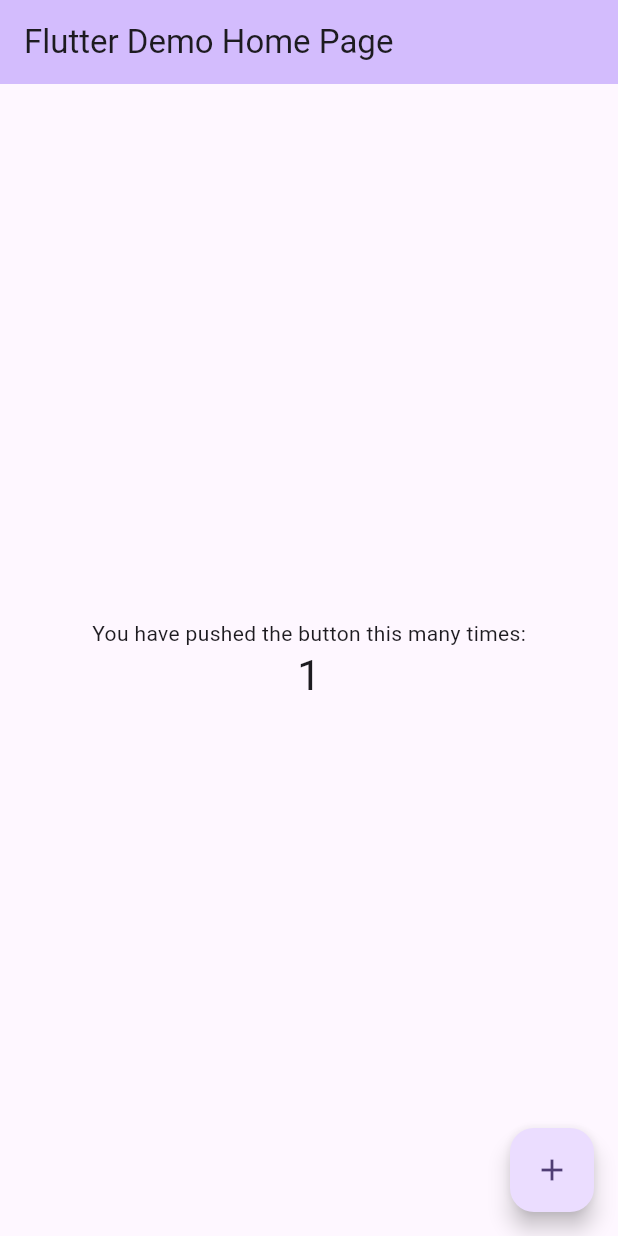
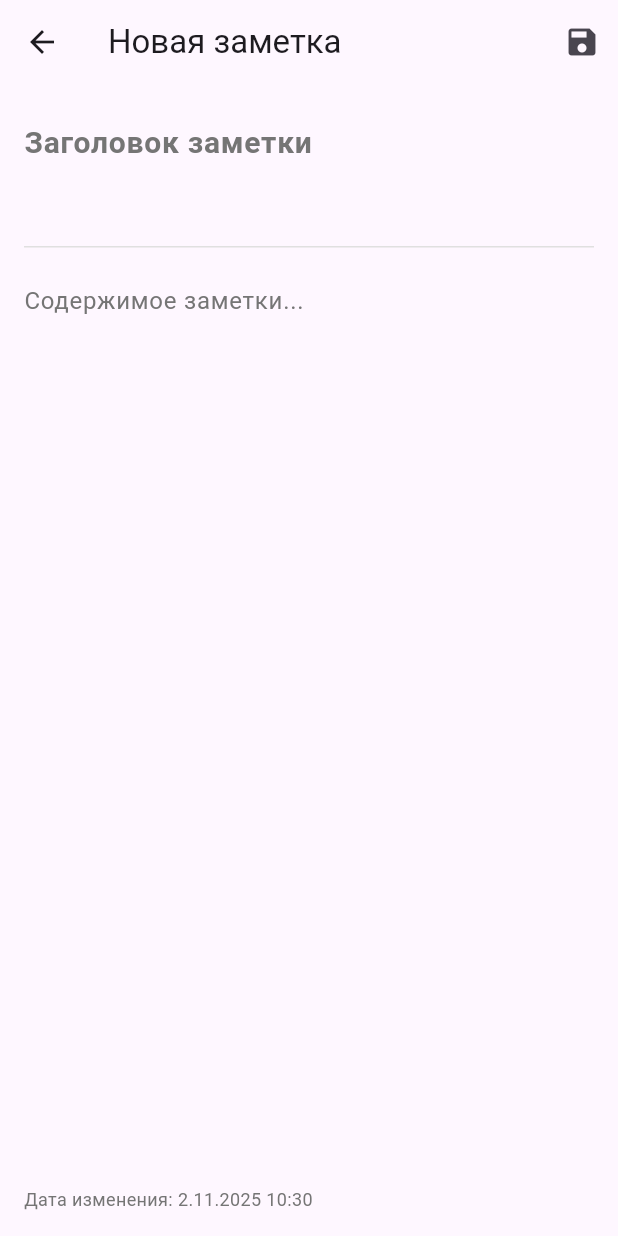
Before and after one commit to DmitriiNo/flutter-labs, a Flutter app: the screen it shows after launch, after a tap on the "add" icon, on a phone screen of 412 x 824 dp. Run offline on Flutter 3.47's test engine with Material 3 defaults, Android fonts, the phone set to English and light mode, and no system bars.

Commit message:
Добавлены экраны приложения

```diff
--- /dev/null
+++ b/my_app/lib/home_screen.dart
@@ -0,0 +1,159 @@
+import 'package:flutter/material.dart';
+import 'note_edit_screen.dart';
+
+class HomeScreen extends StatelessWidget {
+  const HomeScreen({super.key});
+
+  void _openNoteEditor(BuildContext context) {
+    Navigator.of(context).push(
+      MaterialPageRoute(
+        builder: (context) => NoteEditScreen(), // Новая заметка
+      ),
+    );
+  }
+
+  void _openNoteForEditing(BuildContext context, String title, String content) {
+    Navigator.of(context).push(
+      MaterialPageRoute(
+        builder: (context) => NoteEditScreen(
+          initialTitle: title,
+          initialContent: content,
+        ), // Редактирование существующей
+      ),
+    );
+  }
+
+  @override
+  Widget build(BuildContext context) {
+    return Scaffold(
+      appBar: AppBar(
+        title: Text('MyNotes'),
+        backgroundColor: Colors.blue,
+      ),
+      body: Column(
+        children: [
+          // Поисковая строка
+          Padding(
+            padding: EdgeInsets.all(16.0),
+            child: TextField(
+              decoration: InputDecoration(
+                hintText: 'Поиск',
+                prefixIcon: Icon(Icons.search),
+                border: OutlineInputBorder(
+                  borderRadius: BorderRadius.circular(10.0),
+                ),
+              ),
+            ),
+          ),
+
+          // Список заметок
+          Expanded(
+            child: ListView(
+              children: [
+                // Заметка 1
+                _buildNoteItem(
+                  context: context,
+                  title: 'Тренировки',
+                  preview: 'Понедельник: грудь...',
+                  date: '29.10.2025',
+                ),
+
+                // Заметка 2
+                _buildNoteItem(
+                  context: context,
+                  title: 'Список покупок',
+                  preview: 'Молоко, хлеб, яйца...',
+                  date: '28.10.2025',
+                ),
+
+                // Заметка 3
+                _buildNoteItem(
+                  context: context,
+                  title: 'Планы на неделю',
+                  preview: 'Понедельник: встреча...',
+                  date: '27.10.2025',
+                ),
+              ],
+            ),
+          ),
+        ],
+      ),
+
+      // Кнопка добавления заметки
+      floatingActionButton: FloatingActionButton(
+        onPressed: () {
+          _openNoteEditor(context);
+        },
+        child: Icon(Icons.add),
+        backgroundColor: Colors.blue,
+      ),
+      floatingActionButtonLocation: FloatingActionButtonLocation.startFloat,
+    );
+  }
+
+  Widget _buildNoteItem({
+    required BuildContext context,
+    required String title,
+    required String preview,
+    required String date,
+  }) {
+    return Card(
+      margin: EdgeInsets.symmetric(horizontal: 16.0, vertical: 4.0),
+      child: ListTile(
+        title: Text(
+          title,
+          style: TextStyle(fontWeight: FontWeight.bold),
+        ),
+        subtitle: Column(
+          crossAxisAlignment: CrossAxisAlignment.start,
+          children: [
+            SizedBox(height: 4.0),
+            Text(preview),
+            SizedBox(height: 4.0),
+            Text(
+              date,
+              style: TextStyle(fontSize: 12.0, color: Colors.grey),
+            ),
+          ],
+        ),
+        onTap: () {
+          _openNoteForEditing(context, title, preview);
+        },
+        onLongPress: () {
+          _showDeleteDialog(context);
+        },
+      ),
+    );
+  }
+
+  // Диалоговое окно удаления
+  void _showDeleteDialog(BuildContext context) {
+    showDialog(
+      context: context,
+      builder: (BuildContext context) {
+        return AlertDialog(
+          title: Text('Удалить заметку?'),
+          content: Text('Вы точно хотите удалить выбранную заметку?'),
+          actions: [
+            TextButton(
+              onPressed: () {
+                Navigator.of(context).pop();
+              },
+              child: Text('Отмена'),
+            ),
+            TextButton(
+              onPressed: () {
+                // TODO: Реализовать удаление заметки
+                Navigator.of(context).pop();
+              },
+              child: Text(
+                'Удалить',
+                style: TextStyle(color: Colors.red),
+              ),
+            ),
+          ],
+        );
+      },
+    );
+  }
+}
--- a/my_app/lib/main.dart
+++ b/my_app/lib/main.dart
@@ -1,4 +1,5 @@
 import 'package:flutter/material.dart';
+import 'home_screen.dart';
 
 void main() {
   runApp(const MyApp());
@@ -7,116 +8,14 @@ void main() {
 class MyApp extends StatelessWidget {
   const MyApp({super.key});
 
-  // This widget is the root of your application.
   @override
   Widget build(BuildContext context) {
     return MaterialApp(
-      title: 'Flutter Demo',
+      title: 'MyNotes',
       theme: ThemeData(
-        // This is the theme of your application.
-        //
-        // TRY THIS: Try running your application with "flutter run". You'll see
-        // the application has a purple toolbar. Then, without quitting the app,
-        // try changing the seedColor in the colorScheme below to Colors.green
-        // and then invoke "hot reload" (save your changes or press the "hot
-        // reload" button in a Flutter-supported IDE, or press "r" if you used
-        // the command line to start the app).
-        //
-        // Notice that the counter didn't reset back to zero; the application
-        // state is not lost during the reload. To reset the state, use hot
-        // restart instead.
-        //
-        // This works for code too, not just values: Most code changes can be
-        // tested with just a hot reload.
-        colorScheme: ColorScheme.fromSeed(seedColor: Colors.deepPurple),
+        primarySwatch: Colors.blue,
       ),
-      home: const MyHomePage(title: 'Flutter Demo Home Page'),
+      home: const HomeScreen(),
     );
   }
 }
-
-class MyHomePage extends StatefulWidget {
-  const MyHomePage({super.key, required this.title});
-
-  // This widget is the home page of your application. It is stateful, meaning
-  // that it has a State object (defined below) that contains fields that affect
-  // how it looks.
-
-  // This class is the configuration for the state. It holds the values (in this
-  // case the title) provided by the parent (in this case the App widget) and
-  // used by the build method of the State. Fields in a Widget subclass are
-  // always marked "final".
-
-  final String title;
-
-  @override
-  State<MyHomePage> createState() => _MyHomePageState();
-}
-
-class _MyHomePageState extends State<MyHomePage> {
-  int _counter = 0;
-
-  void _incrementCounter() {
-    setState(() {
-      // This call to setState tells the Flutter framework that something has
-      // changed in this State, which causes it to rerun the build method below
-      // so that the display can reflect the updated values. If we changed
-      // _counter without calling setState(), then the build method would not be
-      // called again, and so nothing would appear to happen.
-      _counter++;
-    });
-  }
-
-  @override
-  Widget build(BuildContext context) {
-    // This method is rerun every time setState is called, for instance as done
-    // by the _incrementCounter method above.
-    //
-    // The Flutter framework has been optimized to make rerunning build methods
-    // fast, so that you can just rebuild anything that needs updating rather
-    // than having to individually change instances of widgets.
-    return Scaffold(
-      appBar: AppBar(
-        // TRY THIS: Try changing the color here to a specific color (to
-        // Colors.amber, perhaps?) and trigger a hot reload to see the AppBar
-        // change color while the other colors stay the same.
-        backgroundColor: Theme.of(context).colorScheme.inversePrimary,
-        // Here we take the value from the MyHomePage object that was created by
-        // the App.build method, and use it to set our appbar title.
-        title: Text(widget.title),
-      ),
-      body: Center(
-        // Center is a layout widget. It takes a single child and positions it
-        // in the middle of the parent.
-        child: Column(
-          // Column is also a layout widget. It takes a list of children and
-          // arranges them vertically. By default, it sizes itself to fit its
-          // children horizontally, and tries to be as tall as its parent.
-          //
-          // Column has various properties to control how it sizes itself and
-          // how it positions its children. Here we use mainAxisAlignment to
-          // center the children vertically; the main axis here is the vertical
-          // axis because Columns are vertical (the cross axis would be
-          // horizontal).
-          //
-          // TRY THIS: Invoke "debug painting" (choose the "Toggle Debug Paint"
-          // action in the IDE, or press "p" in the console), to see the
-          // wireframe for each widget.
-          mainAxisAlignment: MainAxisAlignment.center,
-          children: <Widget>[
-            const Text('You have pushed the button this many times:'),
-            Text(
-              '$_counter',
-              style: Theme.of(context).textTheme.headlineMedium,
-            ),
-          ],
-        ),
-      ),
-      floatingActionButton: FloatingActionButton(
-        onPressed: _incrementCounter,
-        tooltip: 'Increment',
-        child: const Icon(Icons.add),
-      ), // This trailing comma makes auto-formatting nicer for build methods.
-    );
-  }
-}
--- /dev/null
+++ b/my_app/lib/note_edit_screen.dart
@@ -0,0 +1,146 @@
+import 'package:flutter/material.dart';
+
+class NoteEditScreen extends StatefulWidget {
+  final String? initialTitle;
+  final String? initialContent;
+
+  const NoteEditScreen({
+    super.key,
+    this.initialTitle,
+    this.initialContent,
+  });
+
+  @override
+  State<NoteEditScreen> createState() => _NoteEditScreenState();
+}
+
+class _NoteEditScreenState extends State<NoteEditScreen> {
+  final TextEditingController _titleController = TextEditingController();
+  final TextEditingController _contentController = TextEditingController();
+
+  @override
+  void initState() {
+    super.initState();
+    // Если переданы начальные данные (режим редактирования)
+    _titleController.text = widget.initialTitle ?? '';
+    _contentController.text = widget.initialContent ?? '';
+  }
+
+  @override
+  void dispose() {
+    _titleController.dispose();
+    _contentController.dispose();
+    super.dispose();
+  }
+
+  void _saveNote() {
+    final title = _titleController.text.trim();
+    final content = _contentController.text.trim();
+
+    if (title.isEmpty) {
+      // Показать ошибку если заголовок пустой
+      ScaffoldMessenger.of(context).showSnackBar(
+        SnackBar(content: Text('Введите заголовок заметки')),
+      );
+      return;
+    }
+
+    // TODO: Сохранить заметку в базу данных
+    print('Сохранение заметки: $title');
+
+    // Вернуться на предыдущий экран
+    Navigator.of(context).pop();
+  }
+
+  @override
+  Widget build(BuildContext context) {
+    return Scaffold(
+      appBar: AppBar(
+        leading: IconButton(
+          icon: Icon(Icons.arrow_back),
+          onPressed: () {
+            _saveNote(); // Автосохранение при нажатии "Назад"
+          },
+        ),
+        title: Text(
+          widget.initialTitle == null ? 'Новая заметка' : 'Редактирование',
+        ),
+        actions: [
+          IconButton(
+            icon: Icon(Icons.save),
+            onPressed: _saveNote,
+            tooltip: 'Сохранить',
+          ),
+        ],
+      ),
+      body: Padding(
+        padding: const EdgeInsets.all(16.0),
+        child: Column(
+          crossAxisAlignment: CrossAxisAlignment.start,
+          children: [
+            // Поле заголовка
+            TextField(
+              controller: _titleController,
+              decoration: InputDecoration(
+                hintText: 'Заголовок заметки',
+                border: InputBorder.none,
+                hintStyle: TextStyle(
+                  fontSize: 20,
+                  fontWeight: FontWeight.bold,
+                  color: Colors.grey[600],
+                ),
+              ),
+              style: TextStyle(
+                fontSize: 20,
+                fontWeight: FontWeight.bold,
+              ),
+              maxLines: 2,
+            ),
+
+            SizedBox(height: 16),
+
+            // Разделительная линия
+            Divider(height: 1, color: Colors.grey[300]),
+
+            SizedBox(height: 16),
+
+            // Поле содержимого
+            Expanded(
+              child: TextField(
+                controller: _contentController,
+                decoration: InputDecoration(
+                  hintText: 'Содержимое заметки...',
+                  border: InputBorder.none,
+                  hintStyle: TextStyle(
+                    fontSize: 16,
+                    color: Colors.grey[600],
+                  ),
+                ),
+                style: TextStyle(fontSize: 16),
+                maxLines: null, // Многострочное поле
+                expands: true, // Занимает все доступное пространство
+                textAlignVertical: TextAlignVertical.top,
+              ),
+            ),
+
+            SizedBox(height: 16),
+
+            // Дата изменения
+            Text(
+              'Дата изменения: ${_getCurrentDate()}',
+              style: TextStyle(
+                fontSize: 12,
+                color: Colors.grey[600],
+              ),
+            ),
+          ],
+        ),
+      ),
+    );
+  }
+
+  String _getCurrentDate() {
+    final now = DateTime.now();
+    return '${now.day}.${now.month}.${now.year} ${now.hour}:${now.minute.toString().padLeft(2, '0')}';
+  }
+}
```
